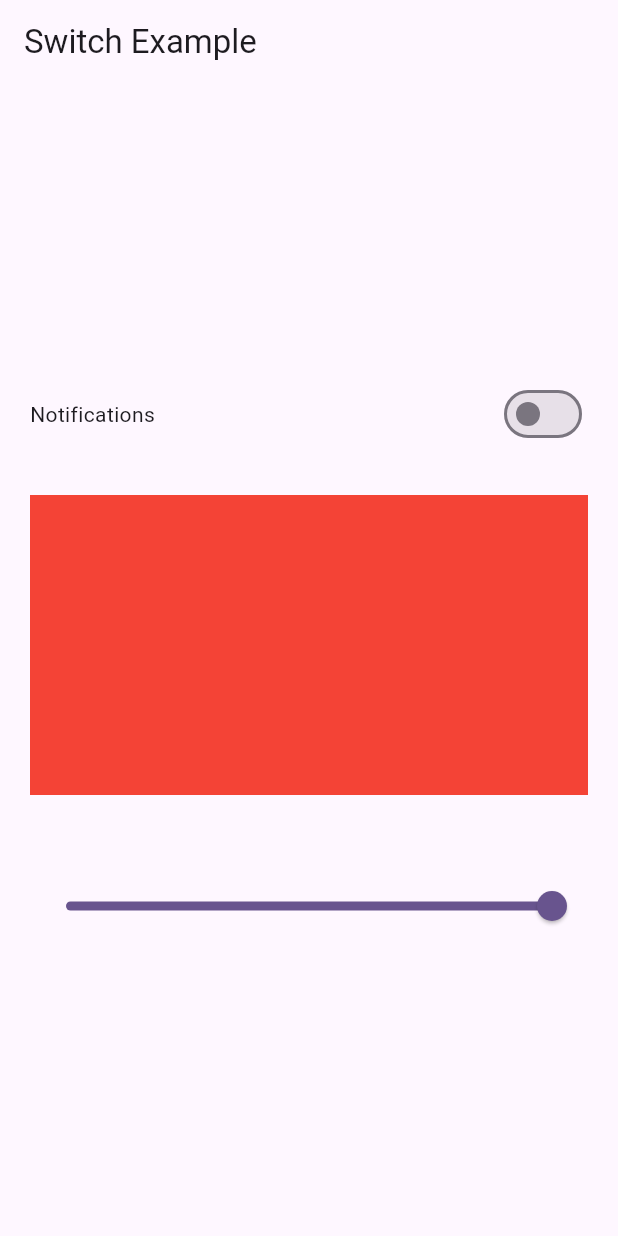
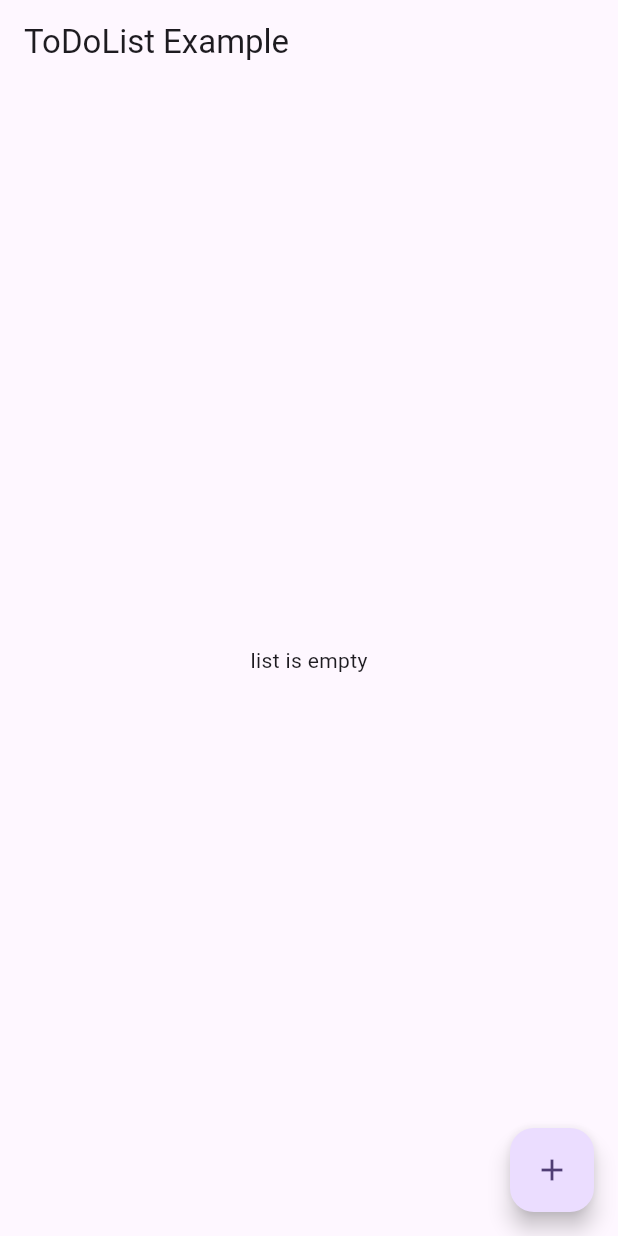
Before and after one commit to akshay21022003/bloc_state_management, a Flutter app: the screen it shows after launch, on a phone screen of 412 x 824 dp. Run offline on Flutter 3.47's test engine with Material 2 defaults, Android fonts, the light colour scheme and no system bars; our stand-ins replace bloc, equatable, flutter_bloc.

Commit message:
todolist bloc added

```diff
--- /dev/null
+++ b/lib/bloc/todolist/todolist_bloc.dart
@@ -0,0 +1,21 @@
+import 'package:block_state_management/bloc/todolist/todolist_event.dart';
+import 'package:block_state_management/bloc/todolist/todolist_state.dart';
+import 'package:flutter_bloc/flutter_bloc.dart';
+
+class ToDoListBloc extends Bloc<ToDoListEvents,ToDoListStates>{
+  final List<String> todolist = [];
+  ToDoListBloc():super(ToDoListStates()){
+    on<AddToList>(_AddToList);
+    on<RemoveFromList>(_RemoveFromList);
+  }
+
+  void _AddToList(AddToList events,Emitter<ToDoListStates> emit){
+    todolist.add(events.task);
+    emit(state.copyWith(list: List.from(todolist)));
+  }
+
+  void _RemoveFromList(RemoveFromList events,Emitter<ToDoListStates> emit){
+    todolist.remove(events.index);
+    emit(state.copyWith(list: List.from(todolist)));
+  }
+}
--- /dev/null
+++ b/lib/bloc/todolist/todolist_event.dart
@@ -0,0 +1,24 @@
+import 'package:equatable/equatable.dart';
+
+abstract class ToDoListEvents extends Equatable{
+  ToDoListEvents();
+
+  @override
+  List<Object> get props =>[];
+}
+
+class AddToList extends ToDoListEvents{
+  String task;
+
+  AddToList({required this.task});
+  @override
+  List<Object> get props =>[task];
+}
+
+class RemoveFromList extends ToDoListEvents{
+    Object index;
+
+  RemoveFromList({required this.index});
+  @override
+  List<Object> get props =>[index];
+}
--- /dev/null
+++ b/lib/bloc/todolist/todolist_state.dart
@@ -0,0 +1,18 @@
+import 'package:equatable/equatable.dart';
+
+class ToDoListStates extends Equatable{
+ final  List<String> list;
+
+  const ToDoListStates({
+    this.list=const []
+  });
+
+  ToDoListStates copyWith({List<String>? list}){
+    return ToDoListStates(
+      list: list ?? this.list
+    );
+  }
+  @override
+  List<Object> get props =>[list];
+
+}
--- a/lib/main.dart
+++ b/lib/main.dart
@@ -1,6 +1,8 @@
 import 'package:block_state_management/bloc/counter/counter_bloc.dart';
 import 'package:block_state_management/bloc/switch/switch_bloc.dart';
+import 'package:block_state_management/bloc/todolist/todolist_bloc.dart';
 import 'package:block_state_management/ui/switch/switch_screen.dart';
+import 'package:block_state_management/ui/todolist/todolist_screen.dart';
 import 'package:flutter/material.dart';
 import 'package:flutter_bloc/flutter_bloc.dart';
 
@@ -16,6 +18,7 @@ class MyApp extends StatelessWidget {
       providers: [
         BlocProvider(create: (_) => CounterBloc()),
         BlocProvider(create: (_) => SwitchBloc()),
+        BlocProvider(create: (_)=>ToDoListBloc())
       ],
       child: MaterialApp(
             title: 'Flutter Demo',
@@ -23,7 +26,8 @@ class MyApp extends StatelessWidget {
               colorScheme: ColorScheme.fromSeed(seedColor: Colors.deepPurple),
               useMaterial3: true,
             ),
-            home: const SwitchScreen())
+            home: const ToDoListScreen()
+            )
       );
   }
 }
--- /dev/null
+++ b/lib/ui/todolist/todolist_screen.dart
@@ -0,0 +1,47 @@
+import 'package:block_state_management/bloc/todolist/todolist_bloc.dart';
+import 'package:block_state_management/bloc/todolist/todolist_event.dart';
+import 'package:block_state_management/bloc/todolist/todolist_state.dart';
+import 'package:flutter/material.dart';
+import 'package:flutter_bloc/flutter_bloc.dart';
+
+class ToDoListScreen extends StatefulWidget {
+  const ToDoListScreen({super.key});
+
+  @override
+  State<ToDoListScreen> createState() => _ToDoListScreenState();
+}
+
+class _ToDoListScreenState extends State<ToDoListScreen> {
+  @override
+  Widget build(BuildContext context) {
+    return Scaffold(
+      appBar: AppBar(
+        title: const Text('ToDoList Example'),
+      ),
+      body: BlocBuilder<ToDoListBloc,ToDoListStates>(
+        builder: (context, state) {
+          return state.list.isEmpty ?
+          const Center(child: Text("list is empty"),):
+          ListView.builder(
+              itemCount: state.list.length,
+              itemBuilder: (context, index) {
+                return ListTile(
+                  title: Text(state.list[index]),
+                  leading: Text('$index'),
+                  trailing: IconButton(
+                      onPressed: () {
+                         context.read<ToDoListBloc>().add(RemoveFromList(index: state.list[index]));
+                      }, icon: const Icon(Icons.delete)),
+                );
+              });
+        },
+      ),
+      floatingActionButton:
+          FloatingActionButton(onPressed: () {
+            for(int i=0;i<5;i++){
+                context.read<ToDoListBloc>().add(AddToList(task:"Task $i"));
+            }
+          }, child: const Icon(Icons.add)),
+    );
+  }
+}
```
